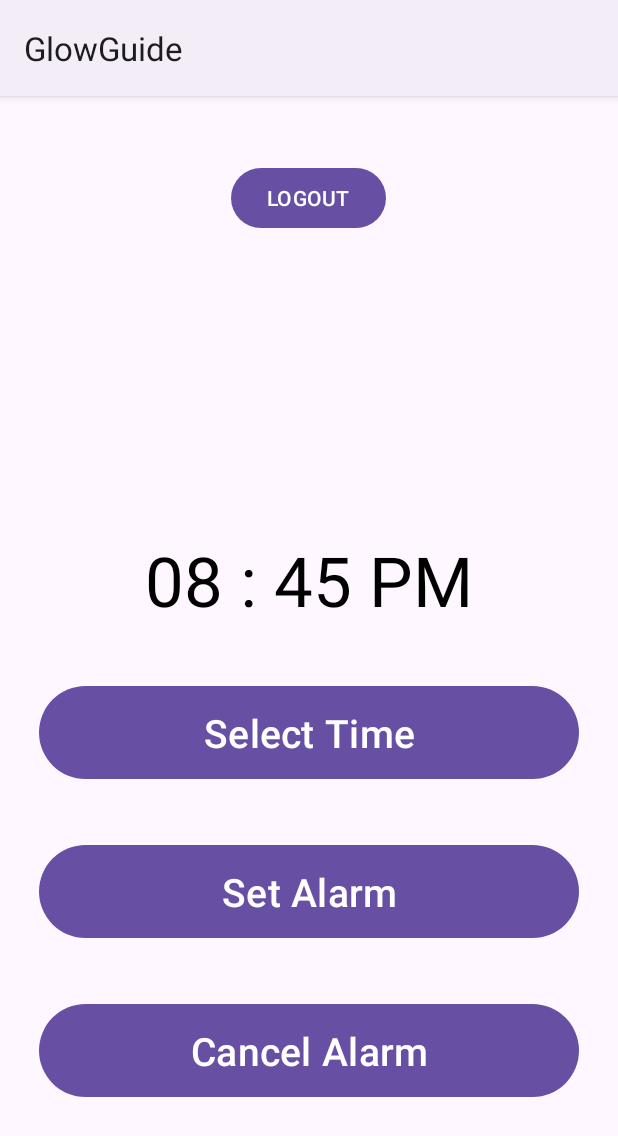
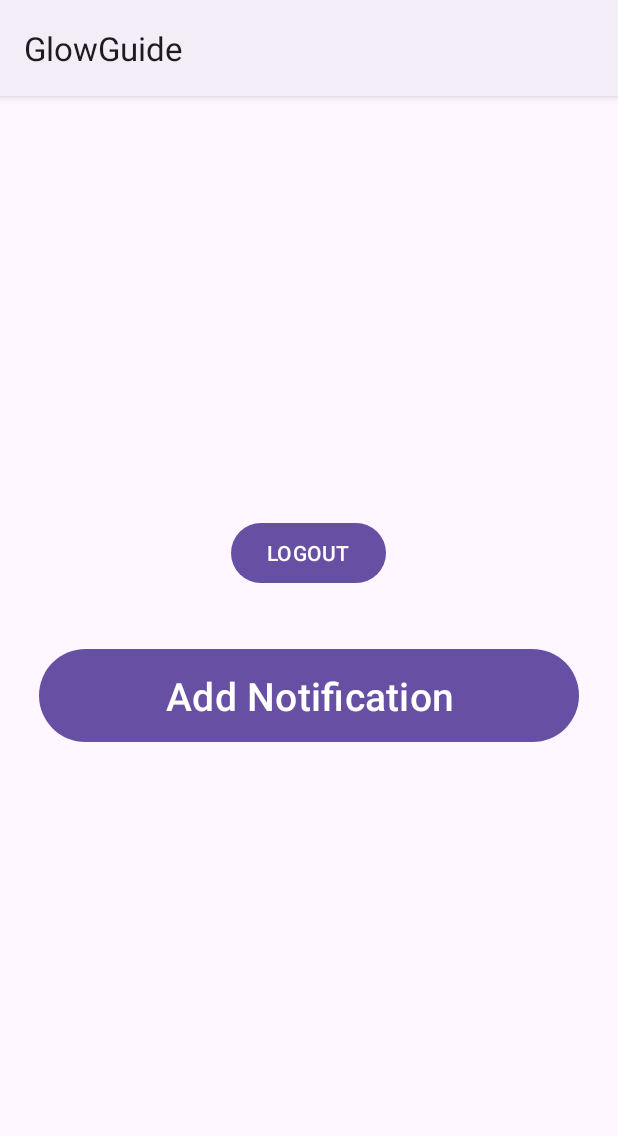
Before and after one commit to Tehilalev/GlowGuide, an Android app: the screen it shows after launch once a user with an empty profile is signed in (MainActivity), on a phone screen of 412 x 824 dp. Shown: the top 1136 px of the screen. Run offline under Robolectric (Android 15) with nearby library versions, the phone set to English and light mode, and no system bars; our stand-ins replace Firebase (no records; nobody signed in at launch, a user with empty details on screens opened directly).

Commit message:
notification update

```diff
--- a/app/src/main/java/com/example/glowguide/AlarmReceiver.java
+++ b/app/src/main/java/com/example/glowguide/AlarmReceiver.java
@@ -1,5 +1,6 @@
 package com.example.glowguide;
 
+import android.annotation.SuppressLint;
 import android.app.PendingIntent;
 import android.content.BroadcastReceiver;
 import android.content.Context;
@@ -11,6 +12,7 @@ import androidx.core.app.NotificationCompat;
 import androidx.core.app.NotificationManagerCompat;
 
 public class AlarmReceiver extends BroadcastReceiver {
+    @SuppressLint("UnsafeProtectedBroadcastReceiver")
     @Override
     public void onReceive(Context context, Intent intent) {
 
--- a/app/src/main/java/com/example/glowguide/MainActivity.java
+++ b/app/src/main/java/com/example/glowguide/MainActivity.java
@@ -1,33 +1,14 @@
 package com.example.glowguide;
 
-import android.annotation.SuppressLint;
-
-import android.app.AlarmManager;
-import android.app.NotificationChannel;
-import android.app.NotificationManager;
-import android.app.PendingIntent;
-import android.content.Context;
 import android.content.Intent;
-import android.os.Build;
 import android.os.Bundle;
 import android.widget.Button;
 import android.widget.TextView;
-import android.widget.Toast;
-
 import androidx.activity.EdgeToEdge;
 import androidx.appcompat.app.AppCompatActivity;
-
 import com.example.glowguide.databinding.ActivityMainBinding;
-
-import com.google.android.material.timepicker.MaterialTimePicker;
-import com.google.android.material.timepicker.TimeFormat;
 import com.google.firebase.auth.FirebaseAuth;
 import com.google.firebase.auth.FirebaseUser;
-
-import java.util.Calendar;
-import java.util.Locale;
-
-//import com.google.firebase.database.FirebaseDatabase;
 
 public class MainActivity extends AppCompatActivity {
 
@@ -35,36 +16,24 @@ public class MainActivity extends AppCompatActivity {
     Button button;
     TextView textView;
     FirebaseUser user;
-
     private ActivityMainBinding binding;
-    private MaterialTimePicker picker;
-    private Calendar calendar;
-    private AlarmManager alarmManager;
-    private PendingIntent pendingIntent;
-
 
     @Override
     protected void onCreate(Bundle savedInstanceState) {
         super.onCreate(savedInstanceState);
         binding = ActivityMainBinding.inflate(getLayoutInflater());
         EdgeToEdge.enable(this);
-
-        //in the video he showed this code line: setContentView(binding.getRoot());
         setContentView(binding.getRoot());
-        //setContentView(R.layout.activity_main);
-        createNotificationChannel();
-
 
         auth = FirebaseAuth.getInstance();
         button = findViewById(R.id.logout);
         textView = findViewById(R.id.user_details);
         user = auth.getCurrentUser();
-        if (user == null){
+        if (user == null) {
             Intent intent = new Intent(getApplicationContext(), Login.class);
             startActivity(intent);
             finish();
-        }
-        else {
+        } else {
             textView.setText(user.getEmail());
         }
 
@@ -73,93 +42,11 @@ public class MainActivity extends AppCompatActivity {
             Intent intent = new Intent(getApplicationContext(), Login.class);
             startActivity(intent);
             finish();
-
         });
 
-        binding.selectTimeBtn.setOnClickListener(v -> showTimePicker());
-
-        binding.setAlarmBtn.setOnClickListener(v -> setAlarm());
-
-        binding.cancelAlarmBtn.setOnClickListener(v -> cancelAlarm());
-
-
-    }
-
-
-    private void cancelAlarm() {
-
-        Intent intent = new Intent(this, AlarmReceiver.class);
-        pendingIntent = PendingIntent.getBroadcast(this, 0,intent,PendingIntent.FLAG_UPDATE_CURRENT | PendingIntent.FLAG_IMMUTABLE);
-
-        if (alarmManager == null){
-            alarmManager = (AlarmManager) getSystemService(Context.ALARM_SERVICE);
-
-        }
-
-        alarmManager.cancel(pendingIntent);
-        Toast.makeText(this, "Alarm Cancelled", Toast.LENGTH_SHORT).show();
-    }
-
-    private void setAlarm() {
-
-        alarmManager = (AlarmManager) getSystemService(Context.ALARM_SERVICE);
-
-        Intent intent = new Intent(this, AlarmReceiver.class);
-        pendingIntent = PendingIntent.getBroadcast(this, 0,intent,PendingIntent.FLAG_UPDATE_CURRENT | PendingIntent.FLAG_IMMUTABLE);
-        alarmManager.setInexactRepeating(AlarmManager.RTC_WAKEUP,calendar.getTimeInMillis(),
-                AlarmManager.INTERVAL_DAY, pendingIntent);
-
-        Toast.makeText(this, "Alarm Set Successfully", Toast.LENGTH_SHORT).show();
-
-
-    }
-
-    private void showTimePicker() {
-
-        picker = new MaterialTimePicker.Builder()
-                .setTimeFormat(TimeFormat.CLOCK_24H)
-                .setHour(12)
-                .setMinute(0)
-                .setTitleText("Select Alarm Time")
-                .build();
-
-        picker.show(getSupportFragmentManager(), "GlowGuide");
-
-        picker.addOnPositiveButtonClickListener(v -> {
-
-            if (picker.getHour() > 12){
-                binding.selectedTime.setText(
-                        String.format(Locale.getDefault(), "%02d : %02d PM", picker.getHour() - 12, picker.getMinute())
-                );
-            } else {
-                binding.selectedTime.setText(
-                        String.format(Locale.getDefault(), "%02d : %02d AM", picker.getHour(), picker.getMinute())
-                );
-            }
-
-
-            calendar = Calendar.getInstance();
-            calendar.set(Calendar.HOUR_OF_DAY, picker.getHour());
-            calendar.set(Calendar.MINUTE, picker.getMinute());
-            calendar.set(Calendar.SECOND,0);
-            calendar.set(Calendar.MILLISECOND,0);
-
+        binding.addNotificationBtn.setOnClickListener(v -> {
+            Intent intent = new Intent(getApplicationContext(), AlarmSettingsActivity.class);
+            startActivity(intent);
         });
-
-    }
-
-    private void createNotificationChannel() {
-
-        if(Build.VERSION.SDK_INT >= Build.VERSION_CODES.O){
-            CharSequence name = "GlowGuideReminderChannel";
-            String description = "Channel For Alarm Manager";
-            int importance = NotificationManager.IMPORTANCE_HIGH;
-            NotificationChannel channel = new NotificationChannel("GlowGuide", name, importance);
-            channel.setDescription(description);
-
-            NotificationManager notificationManager = getSystemService(NotificationManager.class);
-            notificationManager.createNotificationChannel(channel);
-        }
-
     }
 }
--- a/app/src/main/res/layout/activity_main.xml
+++ b/app/src/main/res/layout/activity_main.xml
@@ -21,42 +21,12 @@
         android:layout_width="wrap_content"
         android:layout_height="wrap_content" />
 
-    <TextView
-        android:layout_width="match_parent"
-        android:layout_height="wrap_content"
-        android:id="@+id/selectedTime"
-        android:layout_marginTop="200dp"
-        android:text="@string/notification_time"
-        android:textAlignment="center"
-        android:textColor="@color/black"
-        android:textSize="46sp"/>
-
     <Button
-        android:id="@+id/selectTimeBtn"
+        android:id="@+id/addNotificationBtn"
         android:layout_width="match_parent"
         android:layout_height="70dp"
         android:layout_marginTop="36dp"
         android:layout_marginHorizontal="26dp"
-        android:text="@string/select_time"
+        android:text="@string/add_notification"
         android:textSize="26sp"/>
-
-    <Button
-        android:id="@+id/setAlarmBtn"
-        android:layout_width="match_parent"
-        android:layout_height="70dp"
-        android:layout_marginTop="36dp"
-        android:layout_marginHorizontal="26dp"
-        android:text="@string/set_alarm"
-        android:textSize="26sp"/>
-
-    <Button
-        android:id="@+id/cancelAlarmBtn"
-        android:layout_width="match_parent"
-        android:layout_height="70dp"
-        android:layout_marginTop="36dp"
-        android:layout_marginHorizontal="26dp"
-        android:text="@string/cancel_alarm"
-        android:textSize="26sp"/>
-
-
 </LinearLayout>
--- a/app/src/main/res/values/strings.xml
+++ b/app/src/main/res/values/strings.xml
@@ -26,6 +26,9 @@
     <string name="select_time">Select Time</string>
     <string name="set_alarm">Set Alarm</string>
     <string name="cancel_alarm">Cancel Alarm</string>
+    <string name="add_notification">Add Notification</string>
+
+
 
 
 
--- a/gradle/libs.versions.toml
+++ b/gradle/libs.versions.toml
@@ -1,5 +1,5 @@
 [versions]
-agp = "8.3.2"
+agp = "8.4.1"
 junit = "4.13.2"
 junitVersion = "1.1.5"
 espressoCore = "3.5.1"
```
Also changed, not shown: app/src/main/AndroidManifest.xml (+10 -1 lines), gradle/wrapper/gradle-wrapper.properties.
